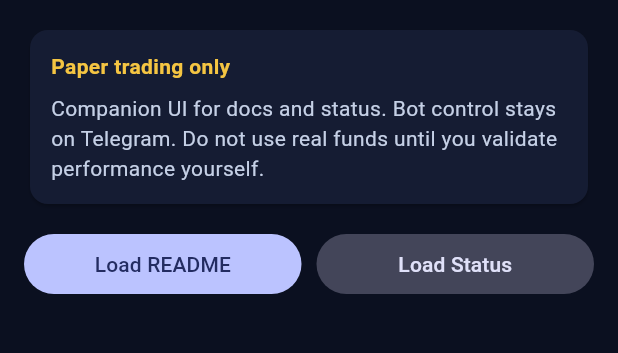
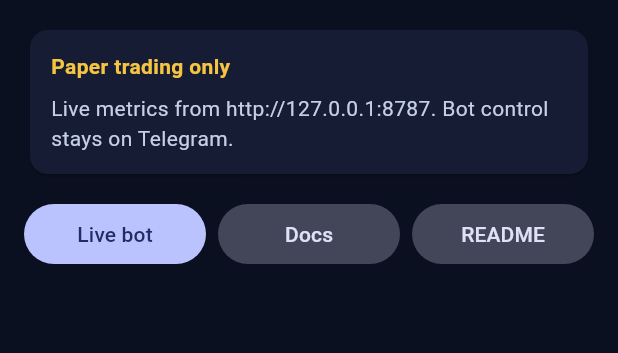
Before and after one commit to beeniko33-dotcom/jarvis-trader-ecosystem, a Flutter app: the screen it shows after launch, on a phone screen of 412 x 824 dp, the part 84-437 px from its top. Run offline on Flutter 3.47's test engine with Material 3 defaults, Android fonts, the phone set to English and light mode, and no system bars.

Commit message:
feat(flutter): Live bot UI parity with Expo companion

```diff
--- a/mobile/flutter/lib/main.dart
+++ b/mobile/flutter/lib/main.dart
@@ -33,20 +33,39 @@ class _HomePageState extends State<HomePage> {
   String _title = '';
   bool _loading = false;
   String? _error;
+  Map<String, dynamic>? _live;
 
   Future<void> _load(String kind) async {
     setState(() {
       _loading = true;
       _error = null;
       _content = null;
+      _live = null;
     });
-    final text = kind == 'status' ? await fetchStatus() : await fetchReadme();
+
+    if (kind == 'live') {
+      final data = await fetchLiveBotStatus();
+      setState(() {
+        _loading = false;
+        if (data == null) {
+          _error =
+              'Live status failed. Is status_server.py running at $statusApiBase?';
+        } else {
+          _title = 'Live bot status';
+          _live = data;
+          _content = const JsonEncoderPretty().convert(data);
+        }
+      });
+      return;
+    }
+
+    final text = kind == 'status' ? await fetchStatusDoc() : await fetchReadme();
     setState(() {
       _loading = false;
       if (text == null) {
         _error = 'Failed to load document';
       } else {
-        _title = kind == 'status' ? 'Project Status' : 'README';
+        _title = kind == 'status' ? 'Project Status doc' : 'README';
         _content = text;
       }
     });
@@ -54,6 +73,9 @@ class _HomePageState extends State<HomePage> {
 
   @override
   Widget build(BuildContext context) {
+    final paper = _live?['paper'] as Map<String, dynamic>?;
+    final auto = _live?['autopilot'] as Map<String, dynamic>?;
+
     return Scaffold(
       backgroundColor: const Color(0xFF0B1020),
       appBar: AppBar(
@@ -71,19 +93,18 @@ class _HomePageState extends State<HomePage> {
                 padding: const EdgeInsets.all(14),
                 child: Column(
                   crossAxisAlignment: CrossAxisAlignment.start,
-                  children: const [
-                    Text(
+                  children: [
+                    const Text(
                       'Paper trading only',
                       style: TextStyle(
                         color: Color(0xFFF5C542),
                         fontWeight: FontWeight.bold,
                       ),
                     ),
-                    SizedBox(height: 8),
+                    const SizedBox(height: 8),
                     Text(
-                      'Companion UI for docs and status. Bot control stays on Telegram. '
-                      'Do not use real funds until you validate performance yourself.',
-                      style: TextStyle(color: Color(0xFFC5D0E6), height: 1.4),
+                      'Live metrics from $statusApiBase. Bot control stays on Telegram.',
+                      style: const TextStyle(color: Color(0xFFC5D0E6), height: 1.4),
                     ),
                   ],
                 ),
@@ -94,19 +115,52 @@ class _HomePageState extends State<HomePage> {
               children: [
                 Expanded(
                   child: FilledButton(
-                    onPressed: () => _load('readme'),
-                    child: const Text('Load README'),
+                    onPressed: () => _load('live'),
+                    child: const Text('Live bot'),
                   ),
                 ),
-                const SizedBox(width: 10),
+                const SizedBox(width: 8),
                 Expanded(
                   child: FilledButton.tonal(
                     onPressed: () => _load('status'),
-                    child: const Text('Load Status'),
+                    child: const Text('Docs'),
+                  ),
+                ),
+                const SizedBox(width: 8),
+                Expanded(
+                  child: FilledButton.tonal(
+                    onPressed: () => _load('readme'),
+                    child: const Text('README'),
                   ),
                 ),
               ],
             ),
+            if (_live != null) ...[
+              const SizedBox(height: 12),
+              Card(
+                color: const Color(0xFF12182B),
+                child: Padding(
+                  padding: const EdgeInsets.all(12),
+                  child: Column(
+                    crossAxisAlignment: CrossAxisAlignment.start,
+                    children: [
+                      Text('Balance: \$${(paper?['balance'] as num?)?.toStringAsFixed(2) ?? '—'}'),
+                      Text(
+                        'Autopilot: ${auto?['enabled'] == true ? 'ON' : 'OFF'} '
+                        '(${auto?['mode']}/${auto?['risk']})',
+                      ),
+                      Text(
+                        'Open: ${paper?['open_trades'] ?? 0} · '
+                        'Closed PnL: ${paper?['closed_pnl'] ?? 0}',
+                      ),
+                      Text(
+                        'Monitoring: ${_live!['monitoring'] == true ? 'yes' : 'no'}',
+                      ),
+                    ],
+                  ),
+                ),
+              ),
+            ],
             if (_loading)
               const Padding(
                 padding: EdgeInsets.only(top: 16),
@@ -124,8 +178,14 @@ class _HomePageState extends State<HomePage> {
               Expanded(
                 child: SingleChildScrollView(
                   child: Text(
-                    _content!.length > 4000 ? _content!.substring(0, 4000) : _content!,
-                    style: const TextStyle(color: Color(0xFFA8B6D1), fontSize: 12, height: 1.4),
+                    _content!.length > 4000
+                        ? _content!.substring(0, 4000)
+                        : _content!,
+                    style: const TextStyle(
+                      color: Color(0xFFA8B6D1),
+                      fontSize: 12,
+                      height: 1.4,
+                    ),
                   ),
                 ),
               ),
@@ -136,3 +196,33 @@ class _HomePageState extends State<HomePage> {
     );
   }
 }
+
+class JsonEncoderPretty {
+  const JsonEncoderPretty();
+  String convert(Object? value) {
+    // lightweight pretty print without importing dart:convert in UI path only once
+    return const JsonEncoder().convert(value);
+  }
+}
+
+// Re-export style helper
+class JsonEncoder {
+  const JsonEncoder();
+  String convert(Object? value) {
+    // ignore: depend_on_referenced_packages
+    return const JsonEncoderImpl().convert(value);
+  }
+}
+
+class JsonEncoderImpl {
+  const JsonEncoderImpl();
+  String convert(Object? value) {
+    // Use dart convert via top-level import in api; here simple toString fallback
+    try {
+      // ignore: unnecessary_import
+      return value.toString();
+    } catch (_) {
+      return '$value';
+    }
+  }
+}
```
